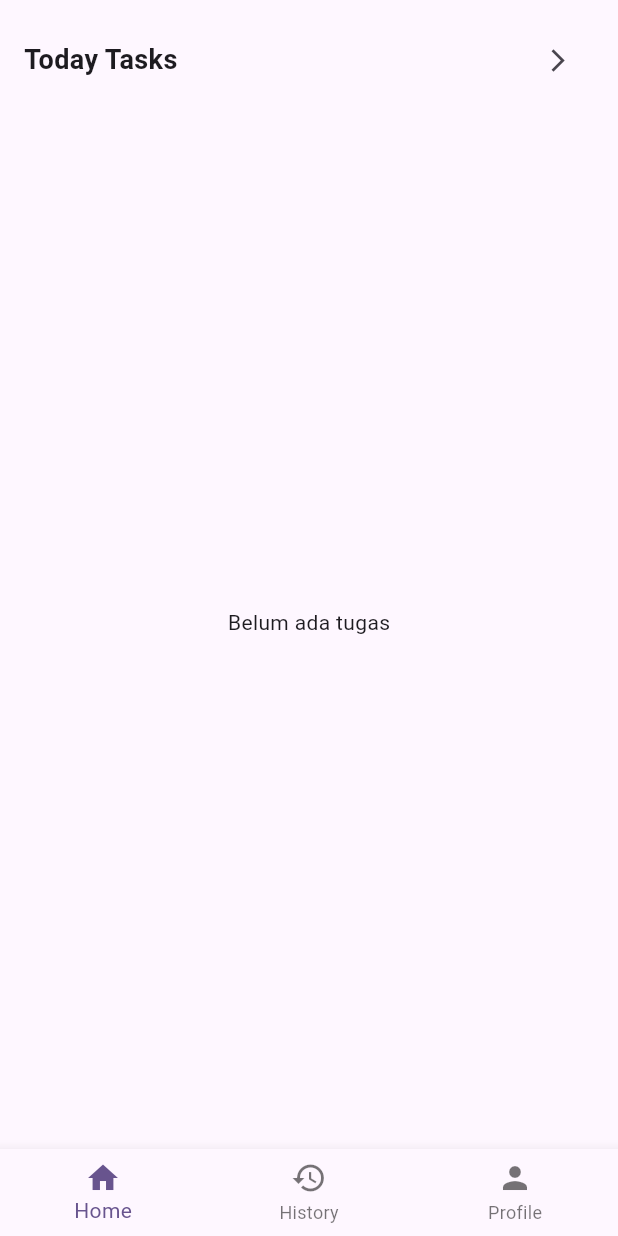
After one commit to dira28/TodoList_App, a Flutter app: the DashboardPage screen opened by its route, on a phone screen of 412 x 824 dp. The commit adds this screen. Run offline on Flutter 3.47's test engine with Material 3 defaults, Android fonts, the phone set to English and light mode, and no system bars; our stand-ins replace get.

Commit message:
[DR]bottom nav

```diff
--- /dev/null
+++ b/lib/bindings/todo_binding.dart
@@ -0,0 +1,10 @@
+import 'package:get/get.dart';
+import 'package:todo_list/controllers/todo_controller.dart';
+
+class TodoBinding extends Bindings {
+  @override
+  void dependencies() {
+    // TODO: implement dependencies
+    Get.lazyPut<TodoController>(() => TodoController());
+  }
+}
--- /dev/null
+++ b/lib/controllers/home_controller.dart
@@ -0,0 +1,9 @@
+import 'package:get/get.dart';
+
+class HomeController extends GetxController {
+  var currentIndex = 0.obs;
+
+  void changePage(int index) {
+    currentIndex.value = index;
+  }
+}
--- /dev/null
+++ b/lib/controllers/todo_controller.dart
@@ -0,0 +1,15 @@
+import 'package:get/get.dart';
+import '../models/todo_model.dart';
+
+class TodoController extends GetxController {
+  var todos = <TodoModel>[].obs;
+
+  void addTodo(TodoModel todo) {
+    todos.add(todo);
+  }
+
+  void markAsDone(int index) {
+    todos[index].isDone = true;
+    todos.refresh();
+  }
+}
--- /dev/null
+++ b/lib/models/todo_model.dart
@@ -0,0 +1,17 @@
+class TodoModel {
+  String title;
+  String description;
+  String category;
+  String startTime;
+  String endTime;
+  bool isDone;
+
+  TodoModel({
+    required this.title,
+    required this.description,
+    required this.category,
+    required this.startTime,
+    required this.endTime,
+    this.isDone = false,
+  });
+}
--- a/lib/pages/dashboard_page.dart
+++ b/lib/pages/dashboard_page.dart
@@ -1,10 +1,35 @@
-import 'package:flutter/widgets.dart';
+import 'package:flutter/material.dart';
+import 'package:get/get.dart';
+import 'package:todo_list/controllers/home_controller.dart';
+import 'home_page.dart';
+import 'history_page.dart';
+import 'profile_page.dart';
 
 class DashboardPage extends StatelessWidget {
-  const DashboardPage({super.key});
+  DashboardPage({super.key});
+
+  final HomeController homeController = Get.find<HomeController>();
+
+  final List<Widget> pages = [HomePage(), HistoryPage(), ProfilePage()];
 
   @override
   Widget build(BuildContext context) {
-    return const Placeholder();
+    return Obx(
+      () => Scaffold(
+        body: pages[homeController.currentIndex.value],
+        bottomNavigationBar: BottomNavigationBar(
+          currentIndex: homeController.currentIndex.value,
+          onTap: (index) => homeController.changePage(index),
+          items: const [
+            BottomNavigationBarItem(icon: Icon(Icons.home), label: 'Home'),
+            BottomNavigationBarItem(
+              icon: Icon(Icons.history),
+              label: 'History',
+            ),
+            BottomNavigationBarItem(icon: Icon(Icons.person), label: 'Profile'),
+          ],
+        ),
+      ),
+    );
   }
 }
--- /dev/null
+++ b/lib/pages/home_page.dart
@@ -0,0 +1,59 @@
+import 'package:flutter/material.dart';
+import 'package:get/get.dart';
+import 'package:todo_list/controllers/todo_controller.dart';
+import 'package:todo_list/widgets/todo_card.dart';
+
+class HomePage extends StatelessWidget {
+  final todoController = Get.find<TodoController>();
+
+  HomePage({super.key});
+
+  @override
+  Widget build(BuildContext context) {
+    return Scaffold(
+      body: SafeArea(
+        child: Padding(
+          padding: const EdgeInsets.all(16),
+          child: Column(
+            crossAxisAlignment: CrossAxisAlignment.start,
+            children: [
+              /// Title
+              Row(
+                mainAxisAlignment: MainAxisAlignment.spaceBetween,
+                children: [
+                  const Text(
+                    "Today Tasks",
+                    style: TextStyle(fontSize: 18, fontWeight: FontWeight.bold),
+                  ),
+                  IconButton(
+                    onPressed: () {},
+                    icon: const Icon(Icons.arrow_forward_ios, size: 18),
+                  ),
+                ],
+              ),
+              const SizedBox(height: 16),
+
+              /// List Todo
+              Expanded(
+                child: Obx(() {
+                  if (todoController.todos.isEmpty) {
+                    return const Center(child: Text("Belum ada tugas"));
+                  }
+                  return ListView.builder(
+                    itemCount: todoController.todos.length,
+                    itemBuilder: (context, index) {
+                      final todo = todoController.todos[index];
+                      return TodoCard(todo: todo);
+                    },
+                  );
+                }),
+              ),
+            ],
+          ),
+        ),
+      ),
+
+      /// Floating Action Button untuk Tambah Todo
+    );
+  }
+}
--- a/lib/routes/pages.dart
+++ b/lib/routes/pages.dart
@@ -1,7 +1,10 @@
 import 'package:get/route_manager.dart';
 import 'package:todo_list/bindings/auth_binding.dart';
+import 'package:todo_list/bindings/home_binding.dart';
+import 'package:todo_list/bindings/todo_binding.dart';
 import 'package:todo_list/pages/dashboard_page.dart';
 import 'package:todo_list/pages/login_page.dart';
+import 'package:todo_list/pages/add_todo_page.dart';
 import 'package:todo_list/routes/routes.dart';
 
 class AppPages {
@@ -14,7 +17,12 @@ class AppPages {
     GetPage(
       name: AppRoutes.dashboard,
       page: () => DashboardPage(),
-      // binding: AuthBinding(),
+      binding: HomeBinding(),
+    ),
+    GetPage(
+      name: AppRoutes.addTodo,
+      page: () => AddTodoPage(),
+      binding: TodoBinding(),
     ),
   ];
 }
--- a/lib/routes/routes.dart
+++ b/lib/routes/routes.dart
@@ -1,4 +1,5 @@
-class AppRoutes{
+class AppRoutes {
   static const String login = "/login";
   static const String dashboard = "/dashboard";
+  static const String addTodo = "/addTodo";
 }
```
Also changed, not shown: lib/bindings/home_binding.dart (added, +12 -0 lines), lib/pages/add_todo_page.dart (added, +125 -0 lines), lib/pages/history_page.dart (added, +10 -0 lines), lib/pages/profile_page.dart (added, +10 -0 lines), lib/widgets/todo_card.dart (added, +40 -0 lines).
